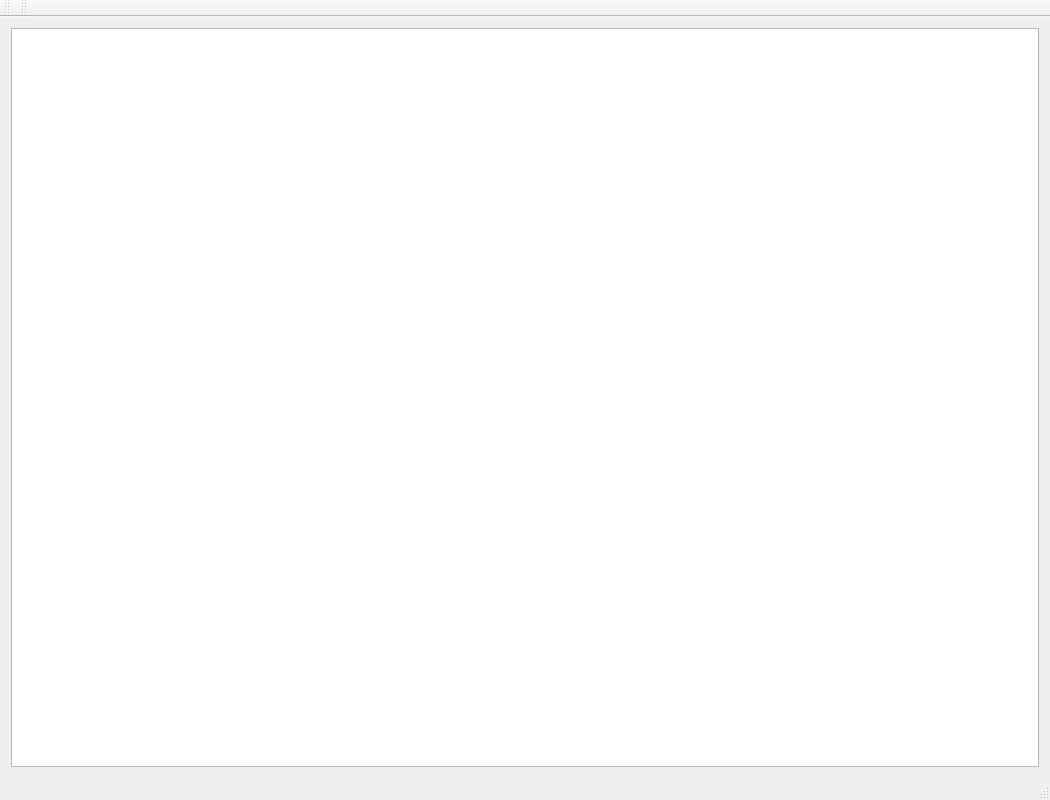
This is mainwindow.ui in TimKrause2/image-transformations as Qt 5 draws it before an edit. The edited form follows.
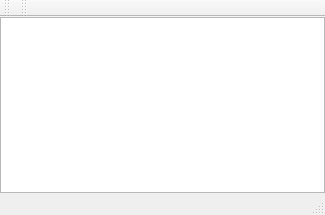
This is the edited form.

The edit to the form file:
```diff
--- a/mainwindow.ui
+++ b/mainwindow.ui
@@ -6,8 +6,8 @@
    <rect>
     <x>0</x>
     <y>0</y>
-    <width>1050</width>
-    <height>800</height>
+    <width>325</width>
+    <height>215</height>
    </rect>
   </property>
   <property name="windowTitle">
@@ -15,6 +15,18 @@
   </property>
   <widget class="QWidget" name="centralWidget">
    <layout class="QGridLayout" name="gridLayout">
+    <property name="leftMargin">
+     <number>0</number>
+    </property>
+    <property name="topMargin">
+     <number>0</number>
+    </property>
+    <property name="rightMargin">
+     <number>0</number>
+    </property>
+    <property name="bottomMargin">
+     <number>0</number>
+    </property>
     <item row="0" column="0">
      <widget class="QGraphicsView" name="graphicsView"/>
     </item>
```
Left out of the diff: 2 changed lines with no effect on the pictures.
